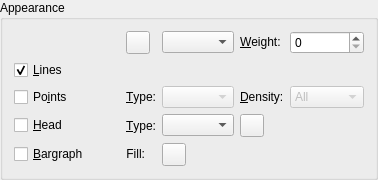
Above: src/widgets/curveappearance.ui from Kst-plot/kst before the change. Below: the same form after it.
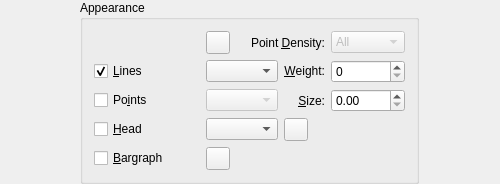
That is the form after the change. Custom widgets are drawn as their Qt base class.

Commit message: Work on drawing points: -separate point size -fix point drawing bugs

The edit to the form file:
```diff
--- a/src/widgets/curveappearance.ui
+++ b/src/widgets/curveappearance.ui
@@ -6,8 +6,8 @@
    <rect>
     <x>0</x>
     <y>0</y>
-    <width>376</width>
-    <height>171</height>
+    <width>500</width>
+    <height>173</height>
    </rect>
   </property>
   <property name="sizePolicy">
@@ -38,6 +38,57 @@
       <string>Appearance</string>
      </property>
      <layout class="QGridLayout" name="gridLayout">
+      <item row="2" column="5">
+       <widget class="QLabel" name="_textLabelWeight">
+        <property name="sizePolicy">
+         <sizepolicy hsizetype="Preferred" vsizetype="Fixed">
+          <horstretch>0</horstretch>
+          <verstretch>0</verstretch>
+         </sizepolicy>
+        </property>
+        <property name="text">
+         <string>&amp;Weight:</string>
+        </property>
+        <property name="alignment">
+         <set>Qt::AlignRight|Qt::AlignTrailing|Qt::AlignVCenter</set>
+        </property>
+        <property name="wordWrap">
+         <bool>false</bool>
+        </property>
+        <property name="buddy">
+         <cstring>_spinBoxLineWidth</cstring>
+        </property>
+       </widget>
+      </item>
+      <item row="4" column="2" colspan="3">
+       <widget class="QComboBox" name="_comboPointSymbol">
+        <property name="enabled">
+         <bool>false</bool>
+        </property>
+        <property name="toolTip">
+         <string>Point Type</string>
+        </property>
+        <property name="whatsThis">
+         <string>If &quot;Show Points&quot; is checked, the selected point type will be drawn at each data point.</string>
+        </property>
+       </widget>
+      </item>
+      <item row="2" column="2" colspan="3">
+       <widget class="QComboBox" name="_comboLineStyle">
+        <property name="toolTip">
+         <string>Line Type</string>
+        </property>
+        <property name="whatsThis">
+         <string>If &quot;Show Lines&quot; is checked, the selected line style.</string>
+        </property>
+        <property name="si" stdset="0">
+         <string>line style</string>
+        </property>
+       </widget>
+      </item>
+      <item row="7" column="2" colspan="3">
+       <widget class="QComboBox" name="_comboHeadSymbol"/>
+      </item>
       <item row="1" column="0">
        <widget class="QLabel" name="_label">
         <property name="sizePolicy">
@@ -66,19 +117,6 @@
         </property>
        </widget>
       </item>
-      <item row="1" column="5">
-       <widget class="QSpinBox" name="_spinBoxLineWidth">
-        <property name="toolTip">
-         <string>Line Width</string>
-        </property>
-        <property name="whatsThis">
-         <string>If &quot;Show Lines&quot; is checked, the selected line width.</string>
-        </property>
-        <property name="maximum">
-         <number>50</number>
-        </property>
-       </widget>
-      </item>
       <item row="2" column="0">
        <widget class="QCheckBox" name="_showLines">
         <property name="sizePolicy">
@@ -127,51 +165,84 @@
         </property>
        </widget>
       </item>
-      <item row="4" column="2">
-       <widget class="QLabel" name="_textLabelPointStyle">
+      <item row="8" column="0" colspan="2">
+       <widget class="QCheckBox" name="_showBars">
         <property name="sizePolicy">
-         <sizepolicy hsizetype="Fixed" vsizetype="Preferred">
+         <sizepolicy hsizetype="Fixed" vsizetype="Fixed">
           <horstretch>0</horstretch>
           <verstretch>0</verstretch>
          </sizepolicy>
         </property>
+        <property name="whatsThis">
+         <string>Check this to cause lines to be drawn between data points.</string>
+        </property>
         <property name="text">
-         <string>&amp;Type:</string>
+         <string>&amp;Bargraph</string>
         </property>
-        <property name="wordWrap">
+        <property name="checked">
          <bool>false</bool>
         </property>
-        <property name="buddy">
-         <cstring>_comboPointSymbol</cstring>
+       </widget>
+      </item>
+      <item row="1" column="2">
+       <widget class="Kst::ColorButton" name="_color">
+        <property name="sizePolicy">
+         <sizepolicy hsizetype="Fixed" vsizetype="Fixed">
+          <horstretch>0</horstretch>
+          <verstretch>0</verstretch>
+         </sizepolicy>
         </property>
         <property name="si" stdset="0">
-         <string>points type</string>
+         <string>curve color</string>
         </property>
        </widget>
       </item>
-      <item row="4" column="3">
-       <widget class="QComboBox" name="_comboPointSymbol">
-        <property name="enabled">
-         <bool>false</bool>
+      <item row="8" column="2">
+       <widget class="Kst::ColorButton" name="_barFillColor">
+        <property name="sizePolicy">
+         <sizepolicy hsizetype="Fixed" vsizetype="Fixed">
+          <horstretch>0</horstretch>
+          <verstretch>0</verstretch>
+         </sizepolicy>
         </property>
+        <property name="si" stdset="0">
+         <string>curve bar fill</string>
+        </property>
+       </widget>
+      </item>
+      <item row="2" column="6">
+       <widget class="QSpinBox" name="_spinBoxLineWidth">
         <property name="toolTip">
-         <string>Point Type</string>
+         <string>Line Width</string>
         </property>
         <property name="whatsThis">
-         <string>If &quot;Show Points&quot; is checked, the selected point type will be drawn at each data point.</string>
+         <string>If &quot;Show Lines&quot; is checked, the selected line width.</string>
         </property>
+        <property name="maximum">
+         <number>50</number>
+        </property>
        </widget>
       </item>
-      <item row="4" column="4">
+      <item row="4" column="5">
+       <widget class="QLabel" name="_textLabelPointSize">
+        <property name="text">
+         <string>&amp;Size:</string>
+        </property>
+        <property name="alignment">
+         <set>Qt::AlignRight|Qt::AlignTrailing|Qt::AlignVCenter</set>
+        </property>
+        <property name="buddy">
+         <cstring>_spinBoxPointSize</cstring>
+        </property>
+       </widget>
+      </item>
+      <item row="1" column="3" colspan="3">
        <widget class="QLabel" name="_textLabelPointDensity">
-        <property name="sizePolicy">
-         <sizepolicy hsizetype="Fixed" vsizetype="Preferred">
-          <horstretch>0</horstretch>
-          <verstretch>0</verstretch>
-         </sizepolicy>
-        </property>
         <property name="text">
-         <string>&amp;Density:</string>
+         <string>Point &amp;Density:</string>
+        </property>
+        <property name="alignment">
+         <set>Qt::AlignRight|Qt::AlignTrailing|Qt::AlignVCenter</set>
         </property>
         <property name="wordWrap">
          <bool>false</bool>
@@ -181,7 +252,7 @@
         </property>
        </widget>
       </item>
-      <item row="4" column="5">
+      <item row="1" column="6">
        <widget class="QComboBox" name="_comboPointDensity">
         <property name="enabled">
          <bool>false</bool>
@@ -214,23 +285,7 @@
         </item>
        </widget>
       </item>
-      <item row="7" column="2">
-       <widget class="QLabel" name="_textLabelHeadStyle">
-        <property name="text">
-         <string>&amp;Type:</string>
-        </property>
-        <property name="buddy">
-         <cstring>_comboHeadSymbol</cstring>
-        </property>
-        <property name="si" stdset="0">
-         <string>head type</string>
-        </property>
-       </widget>
-      </item>
-      <item row="7" column="3">
-       <widget class="QComboBox" name="_comboHeadSymbol"/>
-      </item>
-      <item row="7" column="4">
+      <item row="7" column="5">
        <widget class="Kst::ColorButton" name="_headColor">
         <property name="sizePolicy">
          <sizepolicy hsizetype="Fixed" vsizetype="Fixed">
@@ -243,101 +298,8 @@
         </property>
        </widget>
       </item>
-      <item row="8" column="0" colspan="2">
-       <widget class="QCheckBox" name="_showBars">
-        <property name="sizePolicy">
-         <sizepolicy hsizetype="Fixed" vsizetype="Fixed">
-          <horstretch>0</horstretch>
-          <verstretch>0</verstretch>
-         </sizepolicy>
-        </property>
-        <property name="whatsThis">
-         <string>Check this to cause lines to be drawn between data points.</string>
-        </property>
-        <property name="text">
-         <string>&amp;Bargraph</string>
-        </property>
-        <property name="checked">
-         <bool>false</bool>
-        </property>
-       </widget>
-      </item>
-      <item row="8" column="2">
-       <widget class="QLabel" name="_textLabelBarStyle">
-        <property name="sizePolicy">
-         <sizepolicy hsizetype="Fixed" vsizetype="Fixed">
-          <horstretch>0</horstretch>
-          <verstretch>0</verstretch>
-         </sizepolicy>
-        </property>
-        <property name="text">
-         <string>Fill:</string>
-        </property>
-        <property name="alignment">
-         <set>Qt::AlignRight|Qt::AlignTrailing|Qt::AlignVCenter</set>
-        </property>
-        <property name="wordWrap">
-         <bool>false</bool>
-        </property>
-       </widget>
-      </item>
-      <item row="8" column="3">
-       <widget class="Kst::ColorButton" name="_barFillColor">
-        <property name="sizePolicy">
-         <sizepolicy hsizetype="Fixed" vsizetype="Fixed">
-          <horstretch>0</horstretch>
-          <verstretch>0</verstretch>
-         </sizepolicy>
-        </property>
-        <property name="si" stdset="0">
-         <string>curve bar fill</string>
-        </property>
-       </widget>
-      </item>
-      <item row="1" column="4">
-       <widget class="QLabel" name="_textLabelWeight">
-        <property name="sizePolicy">
-         <sizepolicy hsizetype="Fixed" vsizetype="Fixed">
-          <horstretch>0</horstretch>
-          <verstretch>0</verstretch>
-         </sizepolicy>
-        </property>
-        <property name="text">
-         <string>&amp;Weight:</string>
-        </property>
-        <property name="wordWrap">
-         <bool>false</bool>
-        </property>
-        <property name="buddy">
-         <cstring>_spinBoxLineWidth</cstring>
-        </property>
-       </widget>
-      </item>
-      <item row="1" column="3">
-       <widget class="QComboBox" name="_comboLineStyle">
-        <property name="toolTip">
-         <string>Line Type</string>
-        </property>
-        <property name="whatsThis">
-         <string>If &quot;Show Lines&quot; is checked, the selected line style.</string>
-        </property>
-        <property name="si" stdset="0">
-         <string>line style</string>
-        </property>
-       </widget>
-      </item>
-      <item row="1" column="2">
-       <widget class="Kst::ColorButton" name="_color">
-        <property name="sizePolicy">
-         <sizepolicy hsizetype="Fixed" vsizetype="Fixed">
-          <horstretch>0</horstretch>
-          <verstretch>0</verstretch>
-         </sizepolicy>
-        </property>
-        <property name="si" stdset="0">
-         <string>curve color</string>
-        </property>
-       </widget>
+      <item row="4" column="6">
+       <widget class="QDoubleSpinBox" name="_spinBoxPointSize"/>
       </item>
      </layout>
     </widget>
```
Left out of the diff: 2 changed lines with no effect on the pictures. The commit also changes 16 other files.
